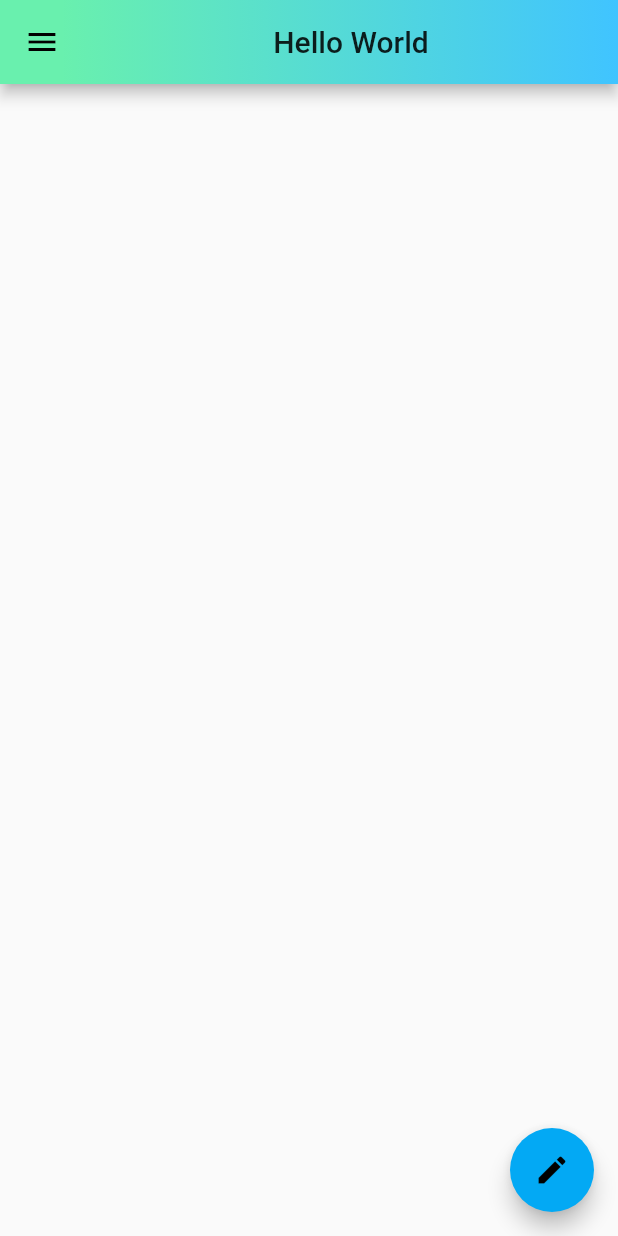
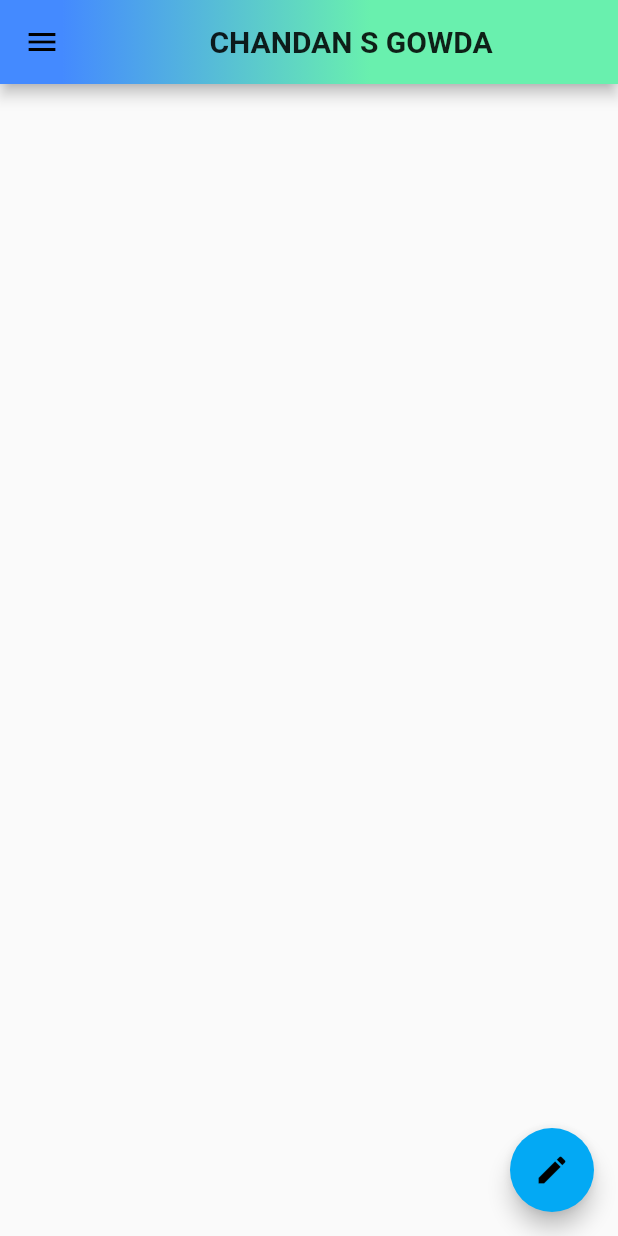
Before and after one commit to chandansgowda/flutter-practice, a Flutter app: the screen it shows after launch, on a phone screen of 412 x 824 dp. Run offline on Flutter 3.47's test engine with Material 2 defaults, Android fonts, the phone set to English and light mode, and no system bars.

Commit message:
Coded without any tutorial

```diff
--- a/flutter_app/lib/main.dart
+++ b/flutter_app/lib/main.dart
@@ -2,10 +2,10 @@ import 'package:flutter/material.dart';
 
 void main(){
   runApp(MaterialApp(
-    title: "Hello World",
+    title: "Chandan S Gowda",
     home: HomePage(),
     theme: ThemeData(
-      primarySwatch: Colors.lightBlue,
+      primarySwatch: Colors.lightBlue
     ),
   ));
 }
@@ -15,12 +15,12 @@ class HomePage extends StatelessWidget {
   Widget build(BuildContext context) {
     return Scaffold(
       appBar: AppBar(
-        title: Center(child: Text("Hello World")),
+        title: Center(child: Text("CHANDAN S GOWDA", style: TextStyle(color: Colors.black87, fontWeight: FontWeight.bold),)),
         flexibleSpace: Container(
         decoration: BoxDecoration(
           gradient: LinearGradient(
-              colors: [Colors.greenAccent, Colors.lightBlueAccent],
-              stops: [0.1, 1.0]
+            colors: [Colors.blueAccent, Colors.greenAccent],
+            stops: [0.1, 0.6],
           )
         ),
         ),
@@ -34,27 +34,33 @@ class HomePage extends StatelessWidget {
                 accountName: Text("Chandan S Gowda"),
                 accountEmail: Text("chandansuresh007@gmail.com"),
             currentAccountPicture: CircleAvatar(
-                backgroundImage: NetworkImage("https://media-exp1.licdn.com/dms/image/C5603AQGEQBi2pZ2GSQ/profile-displayphoto-shrink_200_200/0/1594121452564?e=1613001600&v=beta&t=1zZPQBIPjwkD6TBVEr3rCXfs1-FlfxI8S6MUFsqHOLM",
-              )),
+              backgroundImage: NetworkImage("https://media-exp1.licdn.com/dms/image/C5603AQGEQBi2pZ2GSQ/profile-displayphoto-shrink_200_200/0/1594121452564?e=1613001600&v=beta&t=1zZPQBIPjwkD6TBVEr3rCXfs1-FlfxI8S6MUFsqHOLM"),
+            ),
             ),
             ListTile(
               leading: Icon(Icons.person_rounded),
-            title: Text("User"),
-            trailing: Icon(Icons.edit),
+              title: Text("User Name"),
               subtitle: Text("Chandan S Gowda"),
+              trailing: Icon(Icons.verified),
             ),
             ListTile(
-            leading: Icon(Icons.phone),
+              leading: Icon(Icons.call),
               title: Text("Mobile Number"),
               subtitle: Text("+9181xxxx6262"),
-            trailing: Icon(Icons.call_made_outlined),
-          )],
-        )
+              trailing: Icon(Icons.edit),
+            ),
+            ListTile(
+              leading: Icon(Icons.email),
+              title: Text("EMAIL"),
+              subtitle: Text("chandansuresh007@gmail.com"),
+              trailing: Icon(Icons.edit),
+            ),
+          ],
+        ),
       ),
       floatingActionButton: FloatingActionButton(
         onPressed: () {},
-        child: Icon(Icons.edit),
-        ),
+      child: Icon(Icons.edit),),
     );
   }
 }
```
Lines whose indentation alone changed are shown as unchanged.
